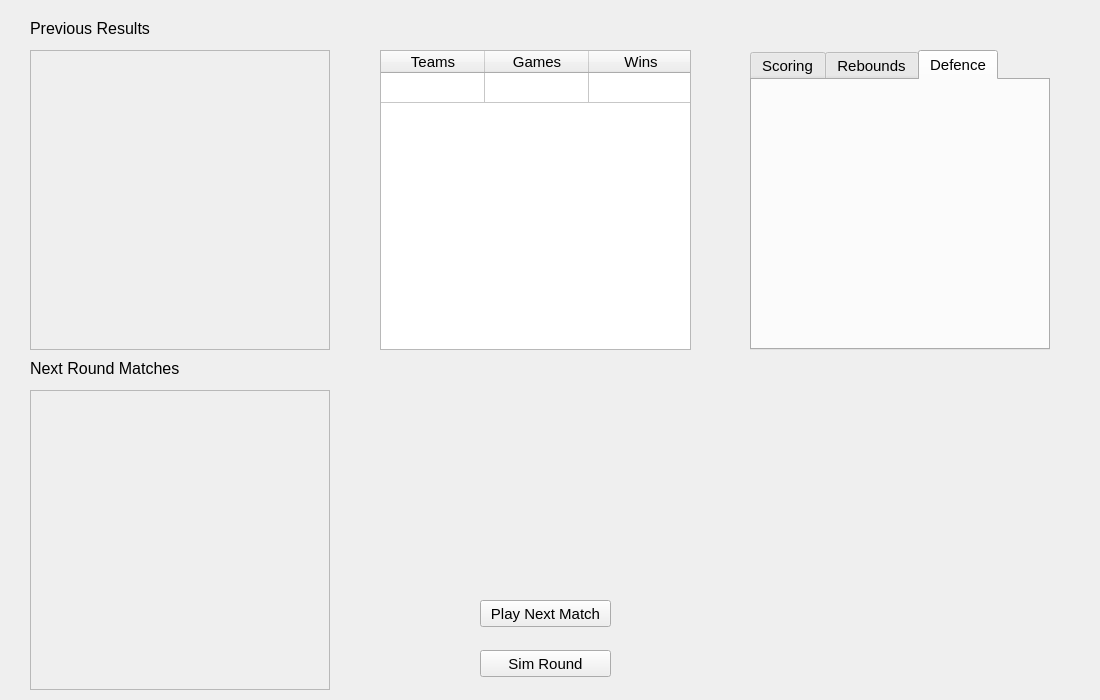
Above: LeagueScreen.ui from walsh06/BasketballManager before the change. Below: the same form after it.
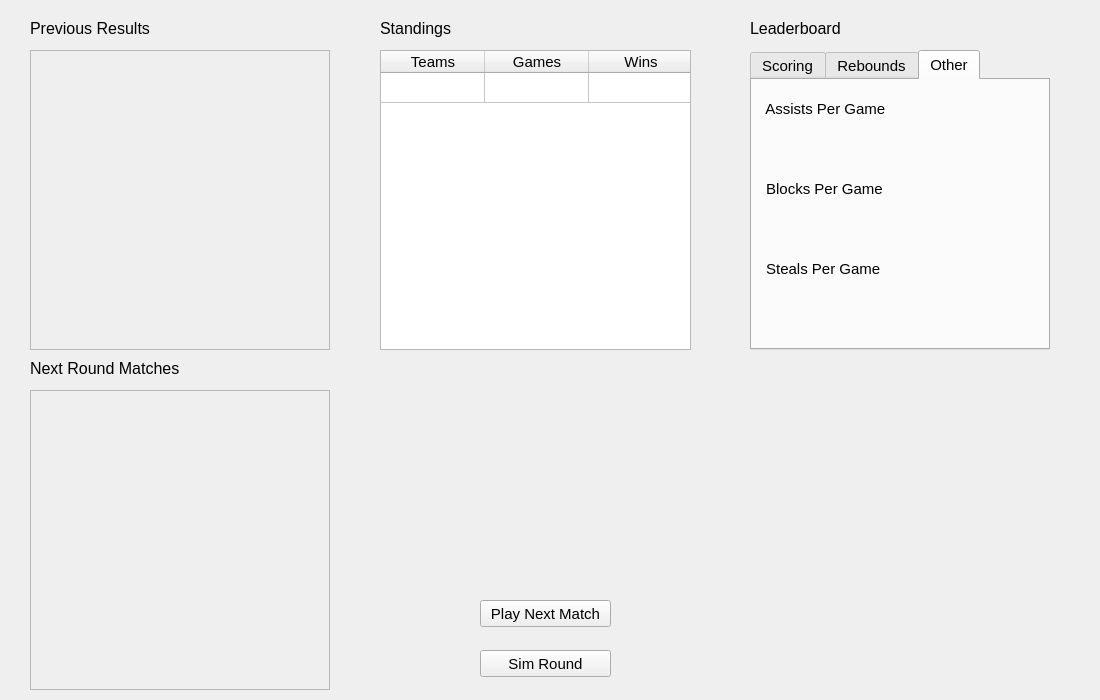
That is the form after the change. The open tabs and pages were chosen to show the change. Custom widgets are drawn as their Qt base class.

Commit message: Added shotclock violation, other leaderboard

Patch:
```diff
--- a/LeagueScreen.ui
+++ b/LeagueScreen.ui
@@ -371,10 +371,124 @@
      </widget>
      <widget class="QWidget" name="tab_3">
       <attribute name="title">
-       <string>Defence</string>
+       <string>Other</string>
       </attribute>
+      <widget class="QLabel" name="label_11">
+       <property name="geometry">
+        <rect>
+         <x>10</x>
+         <y>180</y>
+         <width>151</width>
+         <height>17</height>
+        </rect>
+       </property>
+       <property name="text">
+        <string> Steals Per Game</string>
+       </property>
+      </widget>
+      <widget class="QLabel" name="astLeader">
+       <property name="geometry">
+        <rect>
+         <x>10</x>
+         <y>60</y>
+         <width>231</width>
+         <height>17</height>
+        </rect>
+       </property>
+       <property name="text">
+        <string/>
+       </property>
+      </widget>
+      <widget class="QLabel" name="label_12">
+       <property name="geometry">
+        <rect>
+         <x>10</x>
+         <y>20</y>
+         <width>141</width>
+         <height>17</height>
+        </rect>
+       </property>
+       <property name="text">
+        <string> Assists Per Game</string>
+       </property>
+      </widget>
+      <widget class="QLabel" name="stealLeader">
+       <property name="geometry">
+        <rect>
+         <x>10</x>
+         <y>220</y>
+         <width>231</width>
+         <height>17</height>
+        </rect>
+       </property>
+       <property name="text">
+        <string/>
+       </property>
+      </widget>
+      <widget class="QLabel" name="label_13">
+       <property name="geometry">
+        <rect>
+         <x>10</x>
+         <y>100</y>
+         <width>151</width>
+         <height>17</height>
+        </rect>
+       </property>
+       <property name="text">
+        <string> Blocks Per Game</string>
+       </property>
+      </widget>
+      <widget class="QLabel" name="blockLeader">
+       <property name="geometry">
+        <rect>
+         <x>10</x>
+         <y>140</y>
+         <width>231</width>
+         <height>17</height>
+        </rect>
+       </property>
+       <property name="text">
+        <string/>
+       </property>
+      </widget>
      </widget>
     </widget>
+    <widget class="QLabel" name="label_9">
+     <property name="geometry">
+      <rect>
+       <x>380</x>
+       <y>20</y>
+       <width>171</width>
+       <height>17</height>
+      </rect>
+     </property>
+     <property name="font">
+      <font>
+       <pointsize>12</pointsize>
+      </font>
+     </property>
+     <property name="text">
+      <string>Standings</string>
+     </property>
+    </widget>
+    <widget class="QLabel" name="label_10">
+     <property name="geometry">
+      <rect>
+       <x>750</x>
+       <y>20</y>
+       <width>171</width>
+       <height>17</height>
+      </rect>
+     </property>
+     <property name="font">
+      <font>
+       <pointsize>12</pointsize>
+      </font>
+     </property>
+     <property name="text">
+      <string>Leaderboard</string>
+     </property>
+    </widget>
    </widget>
    <widget class="MatchScreen" name="MatchWidget"/>
    <widget class="QWidget" name="PostGame">
```
Left out of the diff: 2 changed lines with no effect on the pictures. The commit also changes 4 other files.
